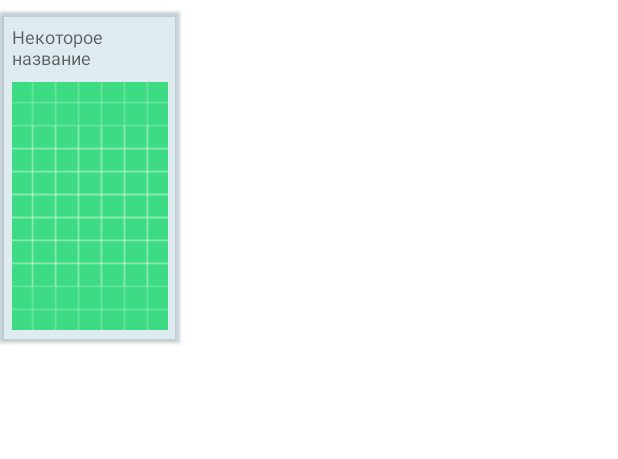
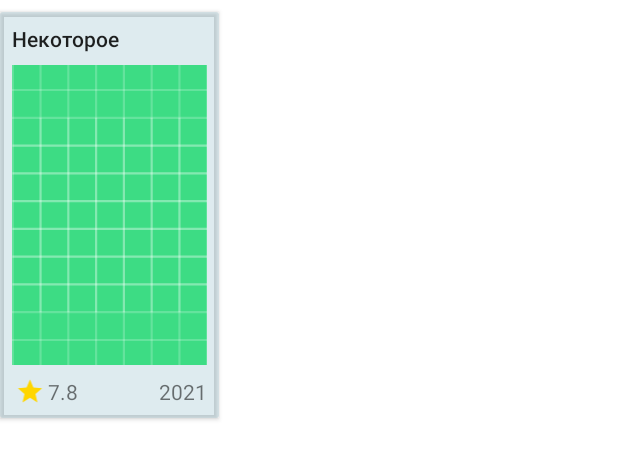
Before and after one commit to Cheber95/FindFilmApp, an Android app: the layout film_card_item.xml on its own in the app's theme, with its tools: preview values and no code run, on a phone screen of 412 x 824 dp. Shown: the top 459 px of the screen. Run offline under Robolectric (Android 15) with nearby library versions, the phone set to English and light mode, and no system bars.

Commit message:
Разделение фильмов на классы с "предварительными" и "окончательными" фильмами

```diff
--- a/app/src/main/java/ru/chebertests/findfilmapp/model/Callback.kt
+++ b/app/src/main/java/ru/chebertests/findfilmapp/model/Callback.kt
@@ -1,5 +1,5 @@
 package ru.chebertests.findfilmapp.model
 
 interface Callback<T> {
-    fun onSuccess(type: T)
+    fun onSuccess(result: T)
 }
--- a/app/src/main/java/ru/chebertests/findfilmapp/model/Film.kt
+++ b/app/src/main/java/ru/chebertests/findfilmapp/model/Film.kt
@@ -8,8 +8,6 @@ data class Film(
     val id: Int,
     val name: String,
     val posterPath: String,
-    val overview: String,
-    val year: Int,
-    val country: String,
-    val genreIds: List<Int>
+    val voteAverage: Double,
+    val year: Int
 ) : Parcelable
--- a/app/src/main/java/ru/chebertests/findfilmapp/model/dto/CountryDTO.kt
+++ b/app/src/main/java/ru/chebertests/findfilmapp/model/dto/CountryDTO.kt
@@ -2,5 +2,5 @@ package ru.chebertests.findfilmapp.model.dto
 
 data class CountryDTO (
     val iso_3161_1: String?,
-    val native_name: String?
+    val name: String?
 )
--- a/app/src/main/java/ru/chebertests/findfilmapp/model/dto/FilmsDTO.kt
+++ b/app/src/main/java/ru/chebertests/findfilmapp/model/dto/FilmsDTO.kt
@@ -1,5 +1,5 @@
 package ru.chebertests.findfilmapp.model.dto
 
 data class FilmsDTO(
-    val results: List<FilmDTO>
+    val results: List<FilmToListDTO>
 )
--- a/app/src/main/java/ru/chebertests/findfilmapp/model/repository/IFilmRepository.kt
+++ b/app/src/main/java/ru/chebertests/findfilmapp/model/repository/IFilmRepository.kt
@@ -2,7 +2,9 @@ package ru.chebertests.findfilmapp.model.repository
 
 import ru.chebertests.findfilmapp.model.Callback
 import ru.chebertests.findfilmapp.model.Film
+import ru.chebertests.findfilmapp.model.dto.FilmDetailDTO
 
 interface IFilmRepository {
     fun getData(callback : Callback<List<Film>>, genreID: Int?)
+    fun getFilm(callback : Callback<FilmDetailDTO>, filmID: Int)
 }
--- a/app/src/main/java/ru/chebertests/findfilmapp/viewmodel/FilmListAdapter.kt
+++ b/app/src/main/java/ru/chebertests/findfilmapp/viewmodel/FilmListAdapter.kt
@@ -51,6 +51,8 @@ class FilmListAdapter :
                         .with(root.context)
                         .load(posterPath.toUri())
                         .into(posterFilm)
+                    filmRating.text = voteAverage.toString()
+                    filmDate.text = year.toString()
                 }
                 root.setOnClickListener {
                     onFilmClickListener?.onFilmClick(film)
--- /dev/null
+++ b/app/src/main/res/drawable/ic_baseline_grade_24.xml
@@ -0,0 +1,5 @@
+<vector android:height="24dp" android:tint="#FFD600"
+    android:viewportHeight="24" android:viewportWidth="24"
+    android:width="24dp" xmlns:android="http://schemas.android.com/apk/res/android">
+    <path android:fillColor="@android:color/white" android:pathData="M12,17.27L18.18,21l-1.64,-7.03L22,9.24l-7.19,-0.61L12,2 9.19,8.63 2,9.24l5.46,4.73L5.82,21z"/>
+</vector>
--- a/app/src/main/res/layout/film_card_item.xml
+++ b/app/src/main/res/layout/film_card_item.xml
@@ -1,7 +1,7 @@
 <?xml version="1.0" encoding="utf-8"?>
 <androidx.cardview.widget.CardView xmlns:android="http://schemas.android.com/apk/res/android"
-    android:layout_width="120dp"
-    android:layout_height="220dp"
+    android:layout_width="wrap_content"
+    android:layout_height="wrap_content"
     android:layout_marginTop="@dimen/card_list_margin"
     android:outlineProvider="paddedBounds"
     android:backgroundTint="@color/fairytale_blue"
@@ -19,16 +19,41 @@
             android:layout_width="match_parent"
             android:layout_height="wrap_content"
             tools:text="@string/some_film_name"
-            android:textAppearance="@style/TextAppearance.AppCompat.Caption"/>
+            android:textAppearance="@style/TextAppearance.MaterialComponents.Subtitle2"/>
 
         <ImageView
             android:id="@+id/poster_film"
-            android:layout_width="match_parent"
-            android:layout_height="match_parent"
+            android:layout_width="130dp"
+            android:layout_height="200dp"
             android:layout_marginTop="@dimen/card_list_margin"
             tools:src="@drawable/ic_launcher_background"
             android:scaleType="centerCrop"/>
 
+        <LinearLayout
+            android:layout_width="match_parent"
+            android:layout_height="wrap_content"
+            android:layout_marginTop="@dimen/card_list_margin"
+            android:orientation="horizontal">
+
+            <ImageView
+                android:layout_width="wrap_content"
+                android:layout_height="match_parent"
+                android:src="@drawable/ic_baseline_grade_24" />
+
+            <TextView
+                android:id="@+id/film_rating"
+                android:layout_width="wrap_content"
+                android:layout_height="wrap_content"
+                tools:text="@string/rating_title" />
+
+            <TextView
+                android:id="@+id/film_date"
+                android:layout_width="match_parent"
+                android:layout_height="wrap_content"
+                android:gravity="end"
+                tools:text="2021" />
+        </LinearLayout>
+
     </LinearLayout>
 
 </androidx.cardview.widget.CardView>
--- a/app/src/main/res/layout/film_list_fragment.xml
+++ b/app/src/main/res/layout/film_list_fragment.xml
@@ -42,6 +42,8 @@
             <TextView
                 android:layout_width="wrap_content"
                 android:layout_height="wrap_content"
+                android:layout_marginStart="@dimen/card_list_margin"
+                android:layout_marginTop="@dimen/card_list_margin"
                 android:text="@string/list_of_films_title"
                 android:textAppearance="@style/TextAppearance.MaterialComponents.Headline5" />
 
--- a/app/src/main/res/values/strings.xml
+++ b/app/src/main/res/values/strings.xml
@@ -7,4 +7,5 @@
     <string name="list_of_films_title">Список фильмов</string>
     <string name="hello_blank_fragment">Hello blank fragment</string>
     <string name="temp_text_in_fragments">скоро здесь будет чисто и красиво</string>
+    <string name="rating_title">7.8</string>
 </resources>
```
Also changed, not shown: app/src/main/java/ru/chebertests/findfilmapp/model/dto/FilmDTO.kt (deleted, +0 -12 lines), app/src/main/java/ru/chebertests/findfilmapp/model/dto/FilmDetailDTO.kt (added, +13 -0 lines), app/src/main/java/ru/chebertests/findfilmapp/model/dto/FilmToListDTO.kt (added, +9 -0 lines), app/src/main/java/ru/chebertests/findfilmapp/model/repository/FilmLocalRepository.kt (+17 -24 lines), app/src/main/java/ru/chebertests/findfilmapp/model/repository/FilmRemoteRepository.kt (+48 -10 lines), app/src/main/java/ru/chebertests/findfilmapp/view/FilmDetailFragment.kt (+35 -18 lines), app/src/main/java/ru/chebertests/findfilmapp/view/ListFilmFragment.kt (+8 -14 lines), app/src/main/res/layout/film_detail_fragment.xml (+18 -0 lines).
